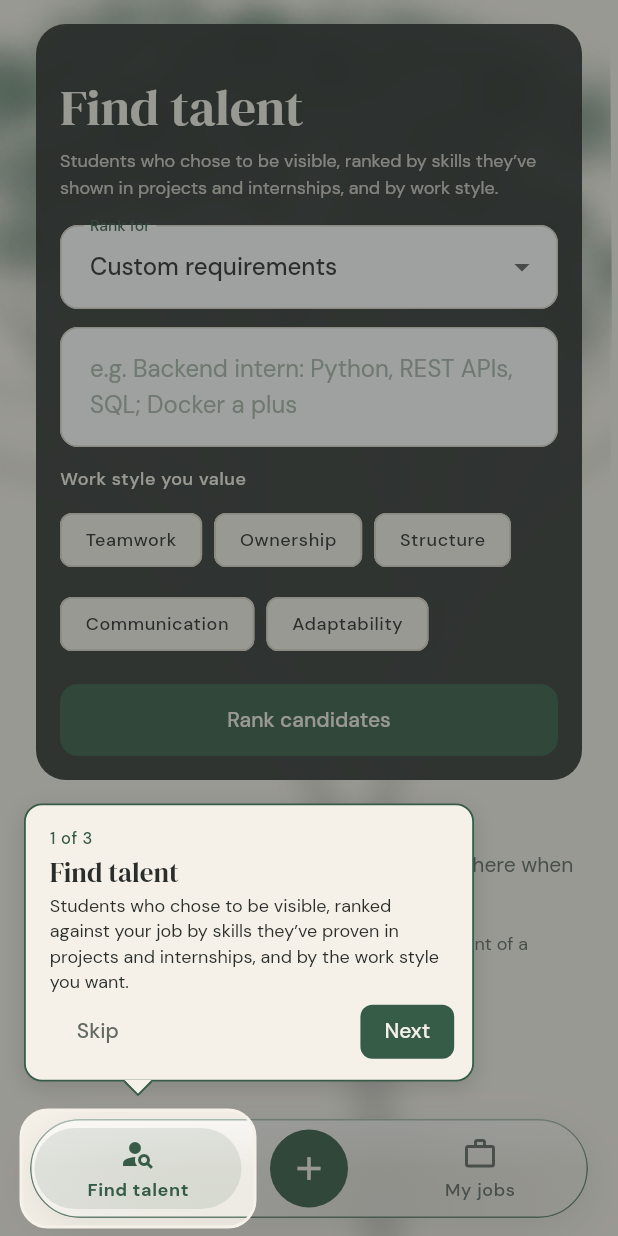
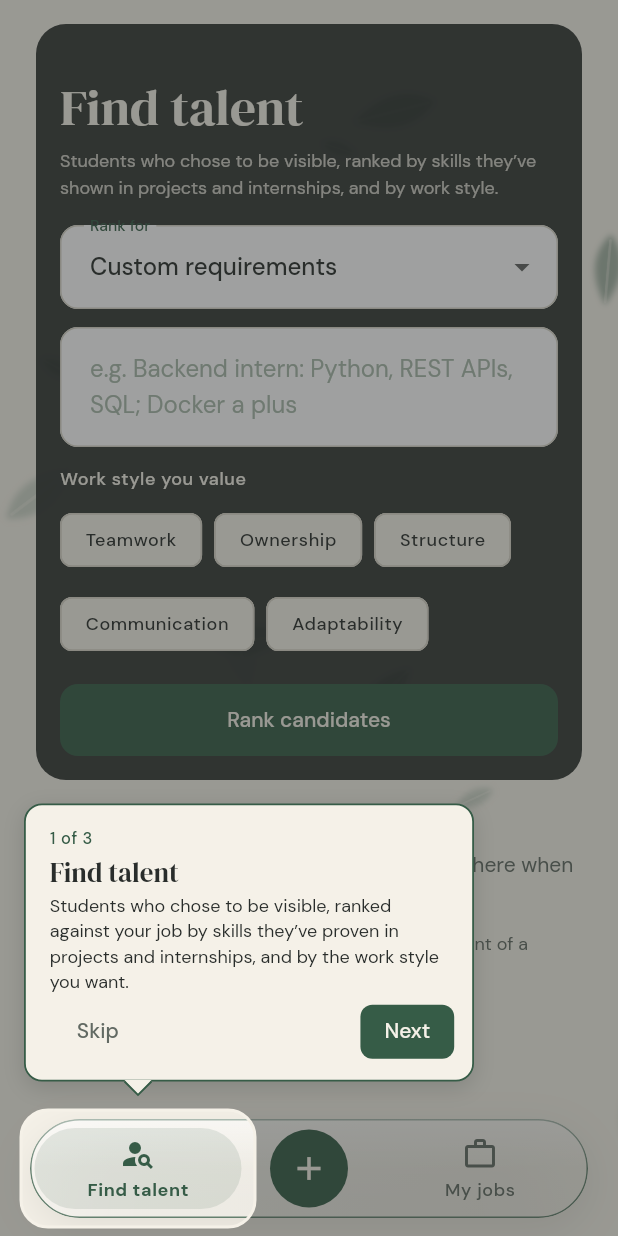
Before and after one commit to yashveera29p2-art/verixa, a Flutter app: the FindTalentScreen screen opened by its route, on a phone screen of 412 x 824 dp. Run offline on Flutter 3.47's test engine with Material 3 defaults, Android fonts, the phone set to English and light mode, and no system bars; our stand-ins replace cloud_firestore, file_picker, firebase_auth, firebase_core, flutter_riverpod, go_router and 6 more; missing offline and left inert: dart:js_interop; accounts and stored records are empty; network calls fail.

Commit message:
2.0.1: recruiter side uses the falling-leaves background (tree removed)
Co-Authored-By: Claude Opus 5.5 <noreply@anthropic.com>

```diff
--- a/lib/core/widgets/aurora_background.dart
+++ b/lib/core/widgets/aurora_background.dart
@@ -10,7 +10,6 @@ import 'package:sensors_plus/sensors_plus.dart';
 
 import '../platform/web_bridge.dart';
 import '../theme/theme.dart';
-import 'tree_background.dart';
 
 /// The living background behind every screen: soft, slightly blurred green
 /// leaves drifting down across the ivory in a light breeze, swaying and
@@ -104,8 +103,6 @@ class AuroraState extends ChangeNotifier {
 
   double time = 0;
 
-  /// [time] as a listenable, for painters that only need the clock.
-  final seconds = ValueNotifier<double>(0);
   Duration _last = Duration.zero;
   StreamSubscription<AccelerometerEvent>? _sensor;
   StreamSubscription<Object?>? _webSensor;
@@ -126,7 +123,6 @@ class AuroraState extends ChangeNotifier {
     _last = elapsed;
     _watchSpeed(raw);
     time += dt;
-    seconds.value = time;
     // Ease towards the latest reading so the motion is fluid, not jittery.
     tilt = Offset.lerp(tilt, _targetTilt, (dt * 5).clamp(0.0, 1.0))!;
     notifyListeners();
@@ -223,15 +219,7 @@ class AuroraBackground extends StatelessWidget {
       children: [
         Positioned.fill(
           child: RepaintBoundary(
-            // Recruiter screens show the swaying tree instead of leaves.
-            child: ValueListenableBuilder<bool>(
-              valueListenable: recruiterBackground,
-              builder: (context, tree, _) => CustomPaint(
-                painter: tree && state != null
-                    ? TreePainter(state.seconds)
-                    : _LeafPainter(state),
-              ),
-            ),
+            child: CustomPaint(painter: _LeafPainter(state)),
           ),
         ),
         child,
--- a/lib/core/widgets/tree_background.dart
+++ /dev/null
@@ -1,116 +0,0 @@
-import 'dart:math' as math;
-import 'dart:ui' as ui;
-
-import 'package:flutter/widgets.dart';
-
-import '../theme/theme.dart';
-
-/// Recruiter side: switched on while the recruiter screens are open.
-final recruiterBackground = ValueNotifier<bool>(false);
-
-/// A large, softly blurred tree on ivory that sways in a light breeze:
-/// branches bend more towards the top. Recruiters see the tree the falling
-/// leaves (student side) come from.
-///
-/// The tree is drawn once into two images (wood, foliage); each frame only
-/// bends them with a skew, so it's very cheap to animate.
-class TreePainter extends CustomPainter {
-  TreePainter(this.time) : super(repaint: time);
-
-  /// Seconds, from the shared aurora clock.
-  final ValueNotifier<double> time;
-
-  static ui.Image? _wood, _foliage;
-  static Size _builtFor = Size.zero;
-
-  @override
-  void paint(Canvas canvas, Size size) {
-    canvas.drawRect(Offset.zero & size, Paint()..color = AppColors.ivory);
-    if (size.isEmpty) return;
-    if (_builtFor != size) _build(size);
-    final t = time.value;
-    final base = Offset(size.width * 0.62, size.height * 1.02);
-
-    void layer(ui.Image img, double amount, double phase) {
-      // Gentle, slightly irregular breeze.
-      final sway = math.sin(t * 0.55 + phase) * 0.8 + math.sin(t * 1.3 + phase) * 0.2;
-      canvas.save();
-      canvas.translate(base.dx, base.dy);
-      canvas.skew(sway * amount, 0);
-      canvas.translate(-base.dx, -base.dy);
-      canvas.drawImageRect(
-        img,
-        Rect.fromLTWH(0, 0, img.width.toDouble(), img.height.toDouble()),
-        Offset.zero & size,
-        Paint()..filterQuality = FilterQuality.low,
-      );
-      canvas.restore();
-    }
-
-    layer(_wood!, 0.018, 0);
-    layer(_foliage!, 0.030, 0.6);
-  }
-
-  static void _build(Size size) {
-    const scale = 0.5; // half resolution: it's blurred anyway
-    final w = (size.width * scale).ceil(), h = (size.height * scale).ceil();
-    final rnd = math.Random(7);
-    final segments = <(Offset, Offset, double)>[];
-    final tips = <Offset>[];
-
-    void branch(Offset from, double angle, double length, double width, int depth) {
-      final to = from + Offset(math.cos(angle), math.sin(angle)) * length;
-      segments.add((from, to, width));
-      if (depth == 0 || length < 12) {
-        tips.add(to);
-        return;
-      }
-      final spread = 0.32 + rnd.nextDouble() * 0.22;
-      final shrink = 0.70 + rnd.nextDouble() * 0.08;
-      branch(to, angle - spread, length * shrink, width * 0.68, depth - 1);
-      branch(to, angle + spread * 0.9, length * shrink * 0.94, width * 0.66, depth - 1);
-      if (depth > 3 && rnd.nextDouble() < 0.45) {
-        branch(to, angle + (rnd.nextDouble() - 0.5) * 0.3, length * 0.6, width * 0.5, depth - 2);
-      }
-    }
-
-    final root = Offset(w * 0.62, h * 1.02);
-    branch(root, -math.pi / 2 - 0.05, h * 0.30, w * 0.07, 7);
-
-    ui.Image draw(void Function(Canvas c) paint) {
-      final rec = ui.PictureRecorder();
-      paint(Canvas(rec));
-      return rec.endRecording().toImageSync(w, h);
-    }
-
-    _wood = draw((c) {
-      final p = Paint()
-        ..color = AppColors.charcoal.withValues(alpha: 0.16)
-        ..strokeCap = StrokeCap.round
-        ..maskFilter = const MaskFilter.blur(BlurStyle.normal, 4);
-      for (final (a, b, width) in segments) {
-        c.drawLine(a, b, p..strokeWidth = width);
-      }
-    });
-    _foliage = draw((c) {
-      const colors = [AppColors.botanicalGreen, AppColors.softSage, AppColors.botanicalGreen];
-      final blur = MaskFilter.blur(BlurStyle.normal, w * 0.022);
-      for (final tip in tips) {
-        for (var k = 0; k < 3; k++) {
-          final o = tip + Offset((rnd.nextDouble() - 0.5) * w * 0.07, (rnd.nextDouble() - 0.6) * w * 0.07);
-          c.drawCircle(
-            o,
-            w * (0.028 + rnd.nextDouble() * 0.03),
-            Paint()
-              ..color = colors[(k + tip.dx.round()) % colors.length].withValues(alpha: 0.16)
-              ..maskFilter = blur,
-          );
-        }
-      }
-    });
-    _builtFor = size;
-  }
-
-  @override
-  bool shouldRepaint(TreePainter old) => false;
-}
--- a/lib/features/recruiter/presentation/recruiter_shell.dart
+++ b/lib/features/recruiter/presentation/recruiter_shell.dart
@@ -6,11 +6,10 @@ import 'package:go_router/go_router.dart';
 import '../../../app/routes.dart';
 import '../../../app/tour_keys.dart';
 import '../../../core/widgets/glass_nav_bar.dart';
-import '../../../core/widgets/tree_background.dart';
 import '../../legal/tour_runner.dart';
 
 /// Recruiter tabs (Find talent, My jobs) with "Post a job" in the centre,
-/// over the swaying-tree background.
+/// over the same falling-leaves background as the student side.
 class RecruiterShell extends ConsumerStatefulWidget {
   const RecruiterShell({super.key, required this.navigationShell});
 
@@ -24,7 +23,6 @@ class _RecruiterShellState extends ConsumerState<RecruiterShell> {
   @override
   void initState() {
     super.initState();
-    recruiterBackground.value = true;
     replayTour.addListener(_replay);
     Future.delayed(const Duration(milliseconds: 900), () {
       if (mounted) maybeRunTour(context, ref, 'recruiter', TourKeys.recruiter);
@@ -41,7 +39,6 @@ class _RecruiterShellState extends ConsumerState<RecruiterShell> {
   @override
   void dispose() {
     replayTour.removeListener(_replay);
-    recruiterBackground.value = false;
     super.dispose();
   }
 
--- a/pubspec.yaml
+++ b/pubspec.yaml
@@ -16,7 +16,7 @@ publish_to: 'none' # Remove this line if you wish to publish to pub.dev
 # https://developer.apple.com/library/archive/documentation/General/Reference/InfoPlistKeyReference/Articles/CoreFoundationKeys.html
 # In Windows, build-name is used as the major, minor, and patch parts
 # of the product and file versions while build-number is used as the build suffix.
-version: 2.0.0+18
+version: 2.0.1+19
 
 environment:
   sdk: ^3.13.7
```
Also changed, not shown: 1 other file.
